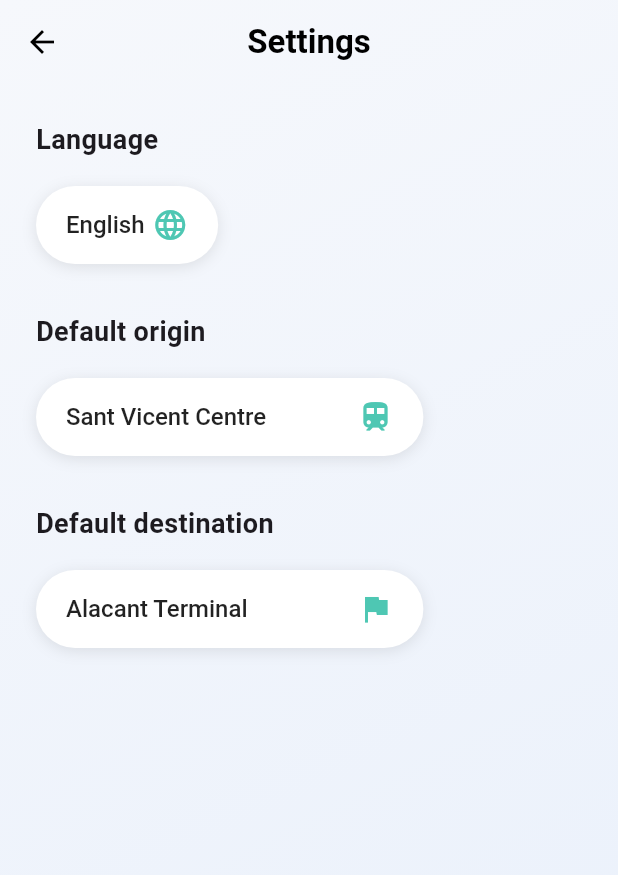
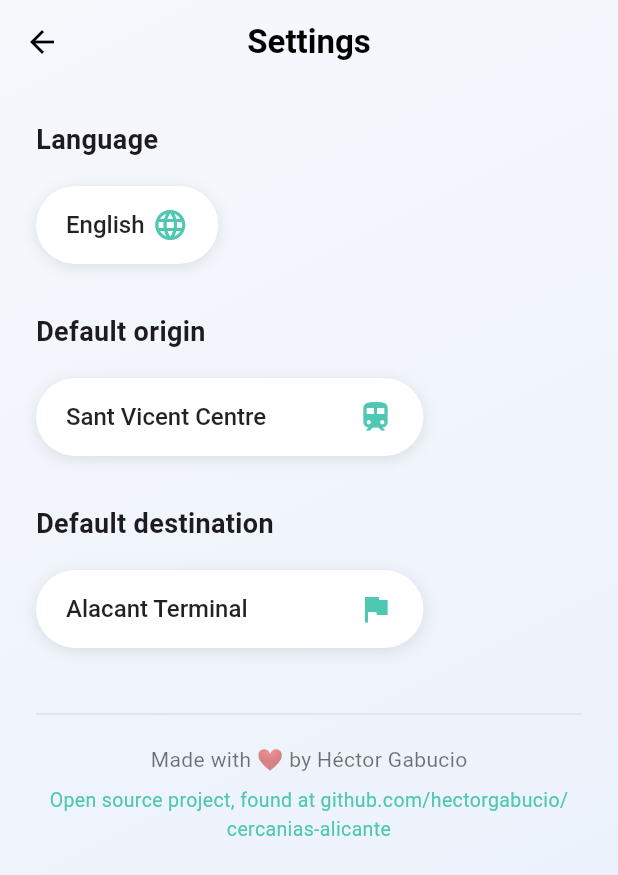
Before and after one commit to hectorgabucio/cercanias-alicante, a Flutter app: the screen it shows after launch, after a tap on the "keyboard control" icon, on a phone screen of 412 x 824 dp. Shown: the top 875 px of the screen. Run offline on Flutter 3.47's test engine with Material 3 defaults, Android fonts, the phone set to English and light mode, and no system bars; our stand-ins replace flutter_svg, image_picker, lottie, qr_flutter, screenshot, share_plus and 1 more; missing offline and left inert: mobile_scanner; network calls fail.

Commit message:
chore: appreciation footer

```diff
--- a/lib/settings_page.dart
+++ b/lib/settings_page.dart
@@ -2,6 +2,7 @@ import 'package:flutter/material.dart';
 import 'localization.dart';
 import 'package:shared_preferences/shared_preferences.dart';
 import 'stations.dart';
+import 'package:url_launcher/url_launcher.dart';
 
 class SettingsPage extends StatefulWidget {
   final String lang;
@@ -180,6 +181,40 @@ class _SettingsPageState extends State<SettingsPage> {
                     ),
                   ),
                   const SizedBox(height: 24),
+                  // --- Custom Footer ---
+                  const Divider(height: 40, thickness: 1, color: Color(0xFFE0E0E0)),
+                  Center(
+                    child: Column(
+                      children: [
+                        Text(
+                          'Made with ❤️ by Héctor Gabucio',
+                          style: TextStyle(
+                            fontSize: 14,
+                            color: Colors.black54,
+                            fontWeight: FontWeight.w400,
+                          ),
+                        ),
+                        const SizedBox(height: 8),
+                        InkWell(
+                          onTap: () async {
+                            final url = Uri.parse('https://github.com/hectorgabucio/cercanias-alicante');
+                            if (await canLaunchUrl(url)) {
+                              await launchUrl(url, mode: LaunchMode.externalApplication);
+                            }
+                          },
+                          child: Text(
+                            'Open source project, found at github.com/hectorgabucio/cercanias-alicante',
+                            style: TextStyle(
+                              fontSize: 13,
+                              color: Color(0xFF4EC7B3),
+                            ),
+                            textAlign: TextAlign.center,
+                          ),
+                        ),
+                      ],
+                    ),
+                  ),
+                  const SizedBox(height: 16),
                 ],
               ),
             ),
--- a/pubspec.yaml
+++ b/pubspec.yaml
@@ -21,6 +21,7 @@ dependencies:
   screenshot: ^3.0.0
   flutter_launcher_icons: ^0.14.3
   path_provider: ^2.1.2
+  url_launcher: ^6.2.6
 dev_dependencies:
   flutter_test:
     sdk: flutter
```
Also changed, not shown: pubspec.lock, 1 other file.
